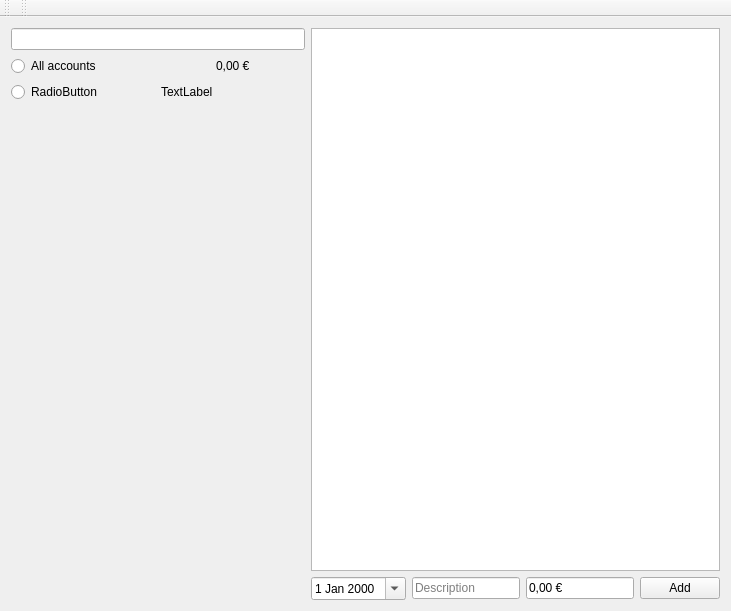
First picture: the form in mainwindow.ui, repository SomethingElese18878/myMoneyJournal, before the edit.
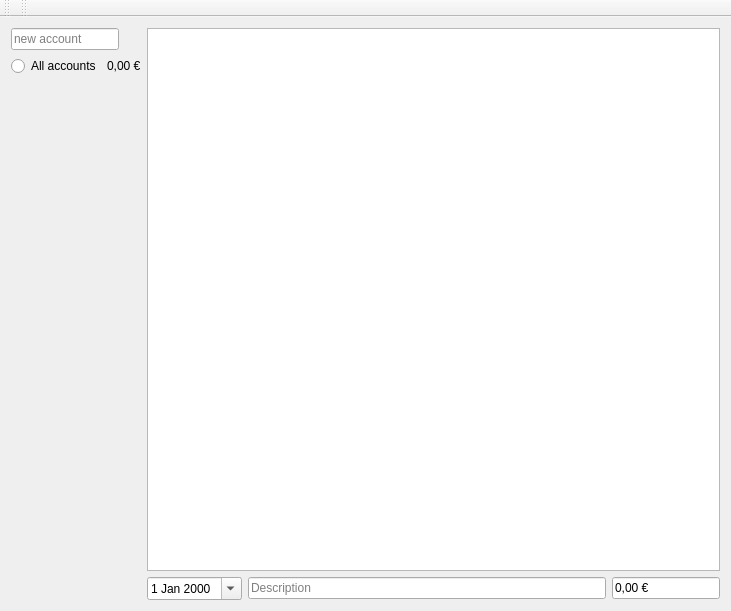
Second picture: the form after the edit.

Commit message: deleted btn_add. set newUser lineedit to left-oriented. so it doesnt scale when maximized

```diff
--- a/mainwindow.ui
+++ b/mainwindow.ui
@@ -22,8 +22,15 @@
         <property name="sizeConstraint">
          <enum>QLayout::SetMaximumSize</enum>
         </property>
-        <item>
-         <widget class="QLineEdit" name="le_accountName"/>
+        <property name="rightMargin">
+         <number>0</number>
+        </property>
+        <item alignment="Qt::AlignLeft">
+         <widget class="QLineEdit" name="le_accountName">
+          <property name="placeholderText">
+           <string>new account</string>
+          </property>
+         </widget>
         </item>
         <item>
          <layout class="QGridLayout" name="gLay_userSwitch">
@@ -41,20 +48,6 @@
             </property>
            </widget>
           </item>
-          <item row="1" column="1">
-           <widget class="QLabel" name="label">
-            <property name="text">
-             <string>TextLabel</string>
-            </property>
-           </widget>
-          </item>
-          <item row="1" column="0">
-           <widget class="QRadioButton" name="radioButton">
-            <property name="text">
-             <string>RadioButton</string>
-            </property>
-           </widget>
-          </item>
          </layout>
         </item>
         <item>
@@ -109,13 +102,6 @@
             </property>
            </widget>
           </item>
-          <item>
-           <widget class="QPushButton" name="addList">
-            <property name="text">
-             <string>Add</string>
-            </property>
-           </widget>
-          </item>
          </layout>
         </item>
        </layout>
```
The commit also changes 3 other files.
